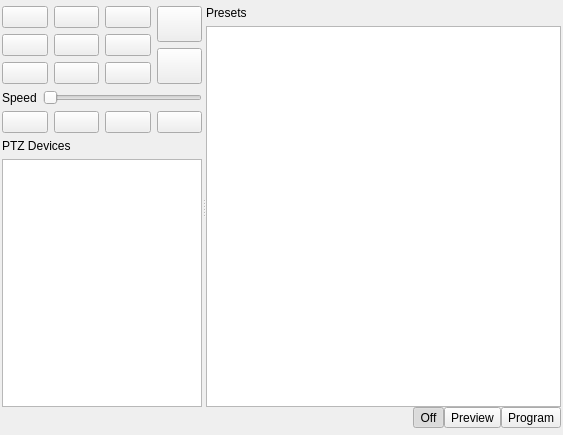
Qt form src/ptz-controls.ui (glikely/obs-ptz) before a commit.
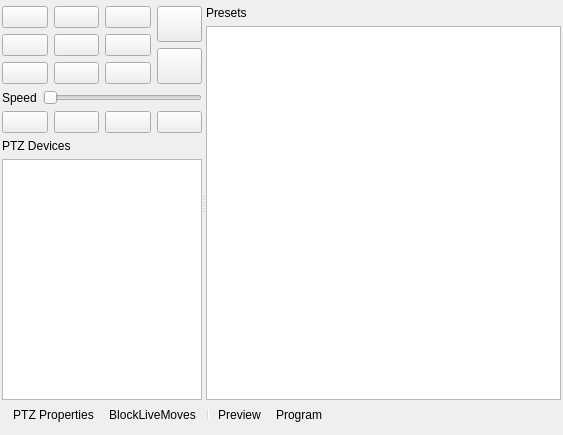
The same form after that commit. Icons and pictures are not drawn.

Commit message:
Reimplement toolbar with QToolbar
Following the lead of the stock OBS docks, use QToolbar to implement the
buttons along the bottom of the dock so that it is easier to visually
match the layout and theme.

```diff
--- a/src/ptz-controls.ui
+++ b/src/ptz-controls.ui
@@ -562,139 +562,102 @@
      </widget>
     </item>
     <item>
-     <layout class="QHBoxLayout" name="horizontalLayout_2">
-      <item>
-       <widget class="QPushButton" name="configButton">
-        <property name="maximumSize">
+     <widget class="QToolBar" name="ptzToolbar">
+      <property name="iconSize">
          <size>
-          <width>22</width>
-          <height>22</height>
-         </size>
-        </property>
-        <property name="toolTip">
-         <string>Configure Device</string>
-        </property>
-        <property name="accessibleName">
-         <string>Configure Device</string>
-        </property>
-        <property name="text">
-         <string/>
-        </property>
-        <property name="flat">
-         <bool>true</bool>
-        </property>
-        <property name="themeID" stdset="0">
-         <string notr="true">configIconSmall</string>
-        </property>
-       </widget>
-      </item>
-      <item>
-       <widget class="QPushButton" name="lockButton">
-        <property name="maximumSize">
-         <size>
-          <width>22</width>
-          <height>22</height>
-         </size>
-        </property>
-        <property name="toolTip">
-         <string>Lock controls</string>
-        </property>
-        <property name="accessibleName">
-         <string>Lock controls</string>
+        <width>16</width>
+        <height>16</height>
+       </size>
+      </property>
+      <addaction name="actionPTZProperties"/>
+      <addaction name="actionDisableLiveMoves"/>
+      <addaction name="separator"/>
+      <addaction name="actionFollowPreview"/>
+      <addaction name="actionFollowProgram"/>
+     </widget>
+    </item>
+   </layout>
+  </widget>
+  <action name="actionPTZProperties">
+   <property name="enabled">
+    <bool>true</bool>
+   </property>
+   <property name="icon">
+    <iconset>
+     <normaloff>:/settings/images/settings/general.svg</normaloff>:/settings/images/settings/general.svg</iconset>
         </property>
         <property name="text">
-         <string/>
+    <string>PTZ Properties</string>
+   </property>
+   <property name="toolTip">
+    <string>PTZ Camera Properties</string>
+   </property>
+   <property name="themeID" stdset="0">
+    <string notr="true">propertiesIconSmall</string>
+   </property>
+  </action>
+  <action name="actionDisableLiveMoves">
+   <property name="checkable">
+    <bool>true</bool>
         </property>
         <property name="icon">
          <iconset resource="ptz-controls.qrc">
           <normaloff>:/icons/icons/unlocked.svg</normaloff>
           <normalon>:/icons/icons/locked.svg</normalon>:/icons/icons/unlocked.svg</iconset>
         </property>
-        <property name="checkable">
-         <bool>true</bool>
-        </property>
-        <property name="flat">
-         <bool>true</bool>
-        </property>
-       </widget>
-      </item>
-      <item>
-       <spacer name="horizontalSpacer_2">
-        <property name="orientation">
-         <enum>Qt::Horizontal</enum>
-        </property>
-        <property name="sizeHint" stdset="0">
-         <size>
-          <width>40</width>
-          <height>20</height>
-         </size>
-        </property>
-       </spacer>
-      </item>
-      <item>
-       <widget class="QToolButton" name="targetButton_manual">
-        <property name="toolTip">
-         <string>Don't autoselect PTZ device when scene changes</string>
-        </property>
         <property name="text">
-         <string>Off</string>
-        </property>
-        <property name="checkable">
-         <bool>true</bool>
-        </property>
-        <property name="checked">
-         <bool>true</bool>
-        </property>
-        <property name="autoExclusive">
-         <bool>true</bool>
-        </property>
-        <attribute name="buttonGroup">
-         <string notr="true">targetButtonGroup</string>
-        </attribute>
-       </widget>
-      </item>
-      <item>
-       <widget class="QToolButton" name="targetButton_preview">
+    <string>BlockLiveMoves</string>
+   </property>
         <property name="toolTip">
-         <string>Autoselect a PTZ device when its source appears in the preview scene</string>
+    <string>Block changes to live cameras</string>
+   </property>
+   <property name="themeID" stdset="0">
+    <string notr="true">propertiesIconSmall</string>
+   </property>
+  </action>
+  <actiongroup name="actionGroupFollowMode">
+   <property name="ExclusionPolicy">
+    <enum>QActionGroup::ExclusionPolicy::ExclusiveOptional</enum>
+   </property>
+   <action name="actionFollowPreview">
+    <property name="checkable">
+     <bool>true</bool>
+    </property>
+    <property name="icon">
+     <iconset resource="ptz-controls.qrc">
+      <normalon>:/icons/icons/followmode_preview.svg</normalon>
+      <normaloff>:/icons/icons/followmode_preview_inactive.svg</normaloff>:/icons/icons/followmode_preview_inactive.svg</iconset>
         </property>
         <property name="text">
          <string>Preview</string>
         </property>
-        <property name="checkable">
-         <bool>true</bool>
-        </property>
-        <property name="autoExclusive">
-         <bool>true</bool>
-        </property>
-        <attribute name="buttonGroup">
-         <string notr="true">targetButtonGroup</string>
-        </attribute>
-       </widget>
-      </item>
-      <item>
-       <widget class="QToolButton" name="targetButton_program">
         <property name="toolTip">
-         <string>Autoselect a PTZ device when it becomes active in the live (program) scene</string>
+     <string>Autoselect Preview Camera</string>
+    </property>
+    <property name="themeID" stdset="0">
+     <string notr="true">propertiesIconSmall</string>
+    </property>
+   </action>
+   <action name="actionFollowProgram">
+    <property name="checkable">
+     <bool>true</bool>
+    </property>
+    <property name="icon">
+     <iconset resource="ptz-controls.qrc">
+      <normalon>:/icons/icons/followmode_live.svg</normalon>
+      <normaloff>:/icons/icons/followmode_live_inactive.svg</normaloff>:/icons/icons/followmode_live_inactive.svg</iconset>
         </property>
         <property name="text">
          <string>Program</string>
         </property>
-        <property name="checkable">
-         <bool>true</bool>
-        </property>
-        <property name="autoExclusive">
-         <bool>true</bool>
-        </property>
-        <attribute name="buttonGroup">
-         <string notr="true">targetButtonGroup</string>
-        </attribute>
-       </widget>
-      </item>
-     </layout>
-    </item>
-   </layout>
-  </widget>
+    <property name="toolTip">
+     <string>Autoselect Program Camera</string>
+    </property>
+    <property name="themeID" stdset="0">
+     <string notr="true">propertiesIconSmall</string>
+    </property>
+   </action>
+  </actiongroup>
  </widget>
  <resources>
   <include location="ptz-controls.qrc"/>
```
Left out of the diff: 3 changed lines with no effect on the pictures. Lines whose indentation alone changed are shown as unchanged. The commit also changes 7 other files.
